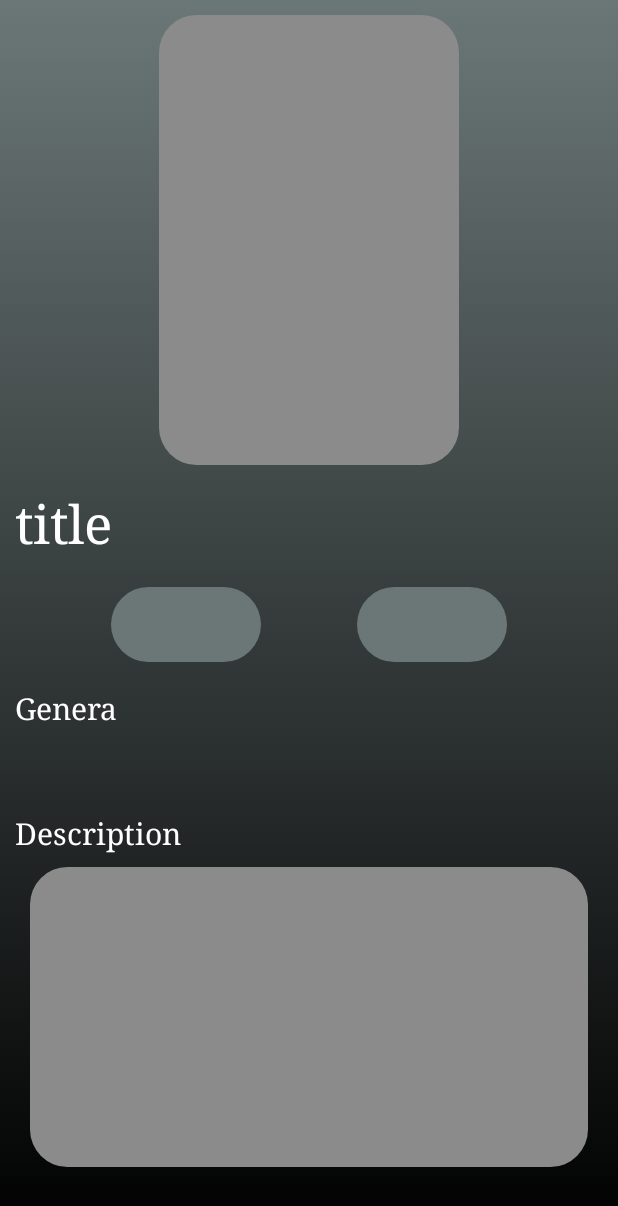
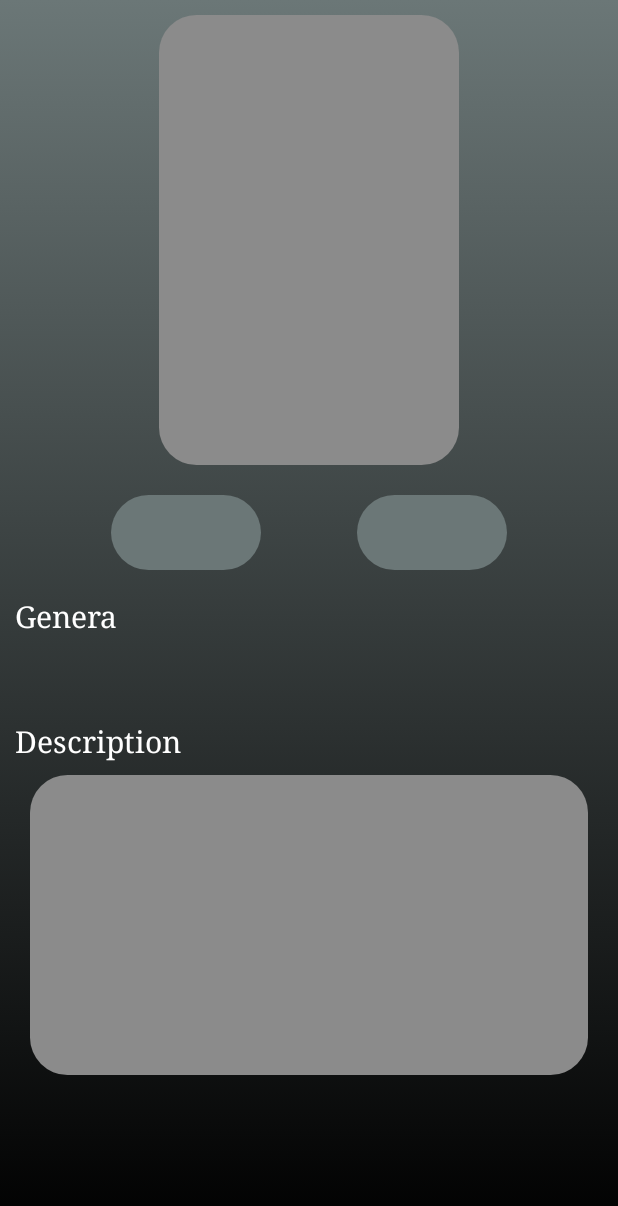
Before and after one commit to yashgstwt/Aniplex, an Android app built with Jetpack Compose: the @Preview function FullLoadingScreen, on a phone screen of 412 x 824 dp. Shown: the top 1206 px of the screen. Run offline under Robolectric (Android 15) with nearby library versions, the phone set to English and light mode, and no system bars; pictures from the network do not load.

```diff
--- a/app/src/main/java/com/example/aniplex/UILayer/FullLoadingScreen.kt
+++ b/app/src/main/java/com/example/aniplex/UILayer/FullLoadingScreen.kt
@@ -71,9 +71,6 @@ fun FullLoadingScreen(){
         Box(modifier = Modifier
             .fillMaxSize()
             .background(brush = Brush.verticalGradient(listOf(gradiantColor, black)))
-            .verticalScroll(
-                rememberScrollState()
-            )
         ) {
             Column(modifier = Modifier
                 .fillMaxSize()
@@ -99,17 +96,6 @@ fun FullLoadingScreen(){
                         ,
                     )
                 }
-
-                AdaptiveText(
-                    text = "title",
-                    fontSize = 35.sp,
-                    modifier = Modifier
-                        .fillMaxWidth()
-                        .padding(top = 20.dp),
-                    color = Color.White,
-                    textAlign = TextAlign.Start,
-                    fontFamily = FontFamily.Serif,
-                )
 
 
                 Row(
--- a/app/src/main/java/com/example/aniplex/UILayer/HomeScreen.kt
+++ b/app/src/main/java/com/example/aniplex/UILayer/HomeScreen.kt
@@ -91,9 +91,6 @@ fun HomeScreen(AniplexViewModal: AniplexViewModal, navController: NavHostControl
 
 
     val scrollState = rememberScrollState()
-    var currentPoster by remember { mutableStateOf(0) }
-
-    var offsetX by remember { mutableStateOf(0f) }
 
     Scaffold(floatingActionButton = {
         FloatingActionButton(onClick = {navController.navigate(NavigationRoutes.SEARCH_SCREEN.toString())} , containerColor = gradiantColor, contentColor = Color.White) {
@@ -249,6 +246,7 @@ fun HomeScreen(AniplexViewModal: AniplexViewModal, navController: NavHostControl
                                 ) {
                                 items(items = (AniplexViewModal.recentEpisodes as GetRecentEpisodes.Success).data.results) { data ->
                                     NewAnimeCard(data) {
+                                        AniplexViewModal.currentEpisode = data.episodeNumber-1
                                         navController.navigate(NavigationRoutes.DETAIL_SCREEN.toString() + "/$it" + "?isFavScreen=${false}")
                                     }
                                 }
```
Also changed, not shown: app/src/main/java/com/example/aniplex/Helper/AutoResizeText.kt (+0 -65 lines), app/src/main/java/com/example/aniplex/UILayer/DetailScreen.kt (+5 -3 lines), app/src/main/java/com/example/aniplex/UILayer/VideoPlayer.kt (+29 -27 lines), app/src/main/java/com/example/aniplex/ViewModal/AniplexViewModal.kt (+6 -4 lines).
